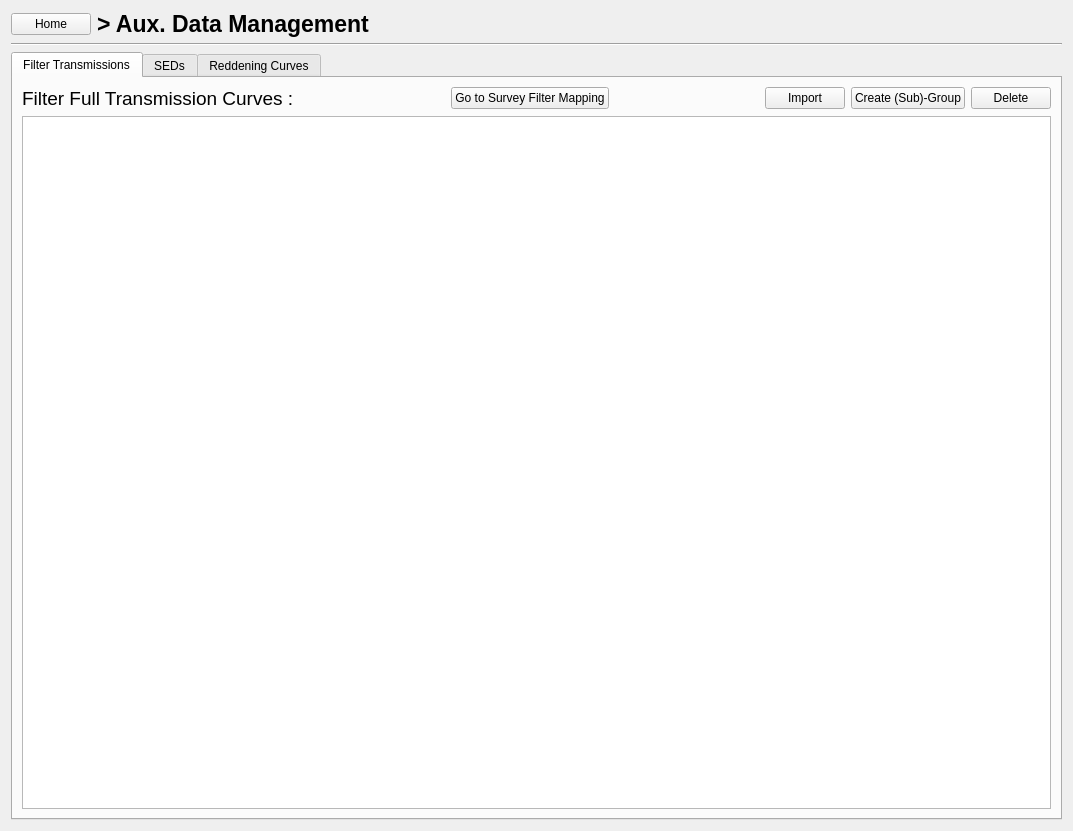
Above: PhzQtUI/auxdir/PhzQtUI/FormAuxDataManagement.ui from astrorama/Phosphoros before the change. Below: the same form after it.
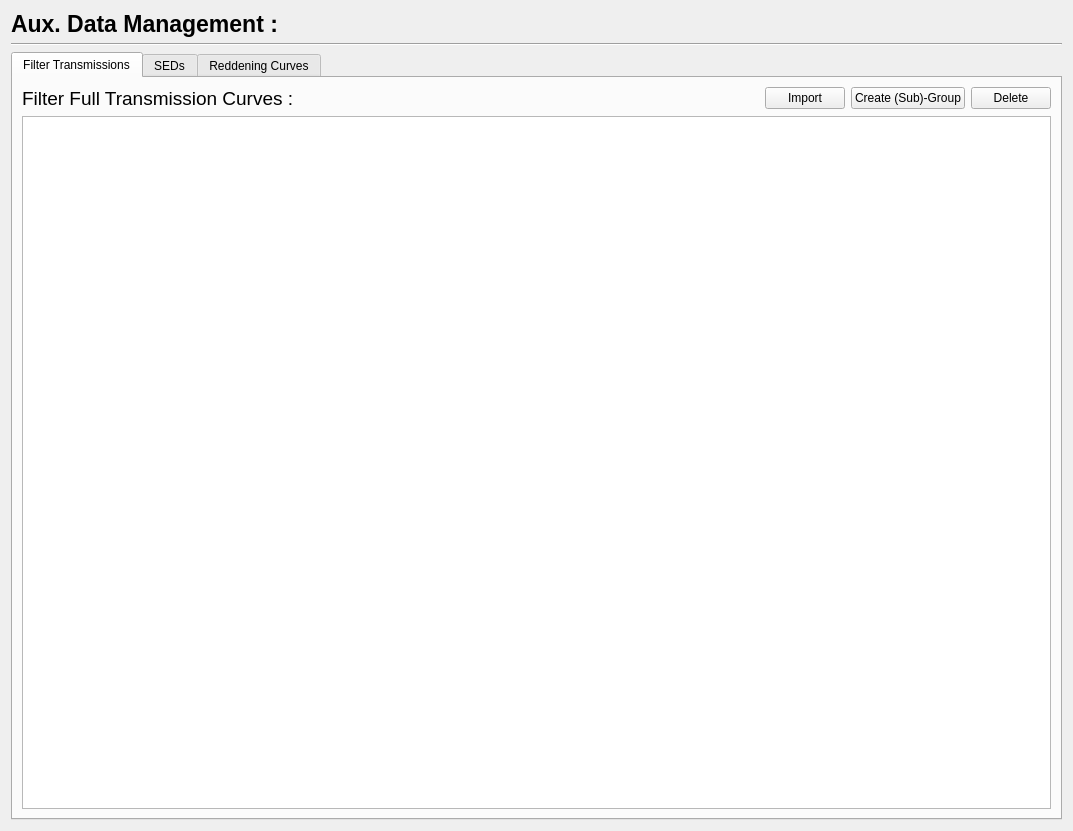
That is the form after the change.

Commit message: Put the survey management and the Aux. data management into the popup option

What changed in the file:
```diff
--- a/PhzQtUI/auxdir/PhzQtUI/FormAuxDataManagement.ui
+++ b/PhzQtUI/auxdir/PhzQtUI/FormAuxDataManagement.ui
@@ -16,13 +16,6 @@
   <layout class="QVBoxLayout" name="verticalLayout_2">
    <item>
     <layout class="QHBoxLayout" name="horizontalLayout_12">
-     <item>
-      <widget class="QPushButton" name="btn_ManageToHome">
-       <property name="text">
-        <string>Home</string>
-       </property>
-      </widget>
-     </item>
      <item>
       <widget class="QLabel" name="label_13">
        <property name="font">
@@ -33,7 +26,7 @@
         </font>
        </property>
        <property name="text">
-        <string>&gt; Aux. Data Management</string>
+        <string>Aux. Data Management :</string>
        </property>
       </widget>
      </item>
@@ -83,26 +76,6 @@
            </property>
           </widget>
          </item>
-         <item>
-          <spacer name="horizontalSpacer">
-           <property name="orientation">
-            <enum>Qt::Horizontal</enum>
-           </property>
-           <property name="sizeHint" stdset="0">
-            <size>
-             <width>40</width>
-             <height>20</height>
-            </size>
-           </property>
-          </spacer>
-         </item>
-         <item>
-          <widget class="QPushButton" name="btn_survey">
-           <property name="text">
-            <string>Go to Survey Filter Mapping</string>
-           </property>
-          </widget>
-         </item>
          <item>
           <spacer name="horizontalSpacer_15">
            <property name="orientation">
```
The commit also changes 11 other files.
